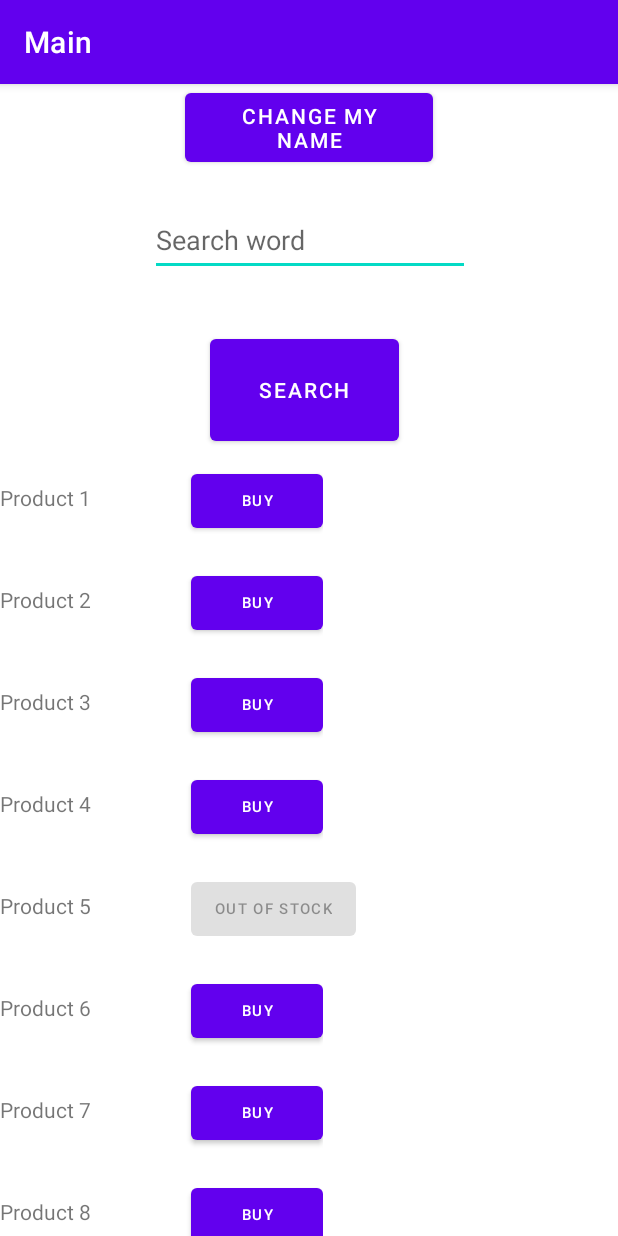
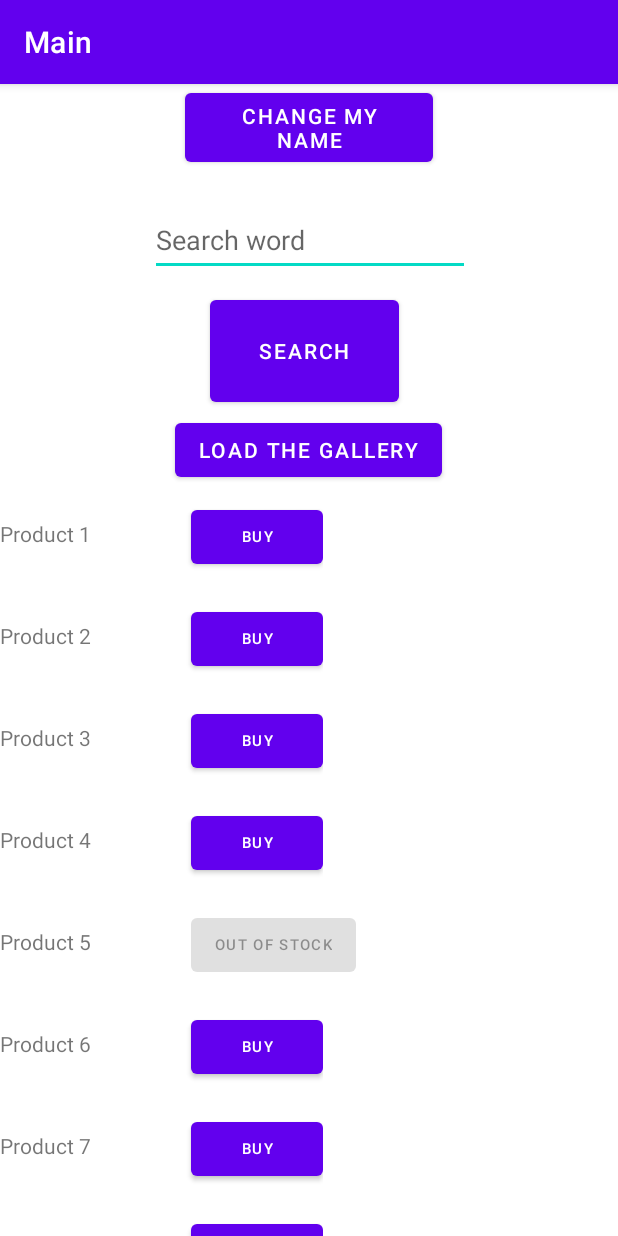
Before and after one commit to minealex2244/CalculMobilApp, an Android app: the MainActivity2 screen opened directly, with no data from a screen before it, on a phone screen of 412 x 824 dp. Run offline under Robolectric (Android 15) with nearby library versions, the phone set to English and light mode, and no system bars.

Commit message:
Add image gallery thread

```diff
--- a/app/src/main/java/com/minealex2244/univtest/MainActivity2.java
+++ b/app/src/main/java/com/minealex2244/univtest/MainActivity2.java
@@ -41,10 +41,21 @@ public class MainActivity2 extends AppCompatActivity {
         };
 
         /** Getting a reference to the "GetResult" button from the layout activity_main */
-        Button btn = (Button) findViewById(R.id.btn_get_result);
+        Button btn = findViewById(R.id.btn_get_result);
 
         /** Setting click listener for the button GetResult */
         btn.setOnClickListener(listener);
+
+        // Gallery load button
+
+        Button btnGal = findViewById(R.id.buttonGalleryThread);
+
+        View.OnClickListener listenerGal = v -> {
+            Intent i = new Intent(getApplicationContext(), GalleryActivity.class);
+            startActivity(i);
+        };
+
+        btnGal.setOnClickListener(listenerGal);
 
         // RecyclerView code
         // Lookup the recyclerview in activity layout
--- a/app/src/main/res/layout/activity_main2.xml
+++ b/app/src/main/res/layout/activity_main2.xml
@@ -34,16 +34,19 @@
         app:layout_constraintEnd_toEndOf="parent"
         app:layout_constraintHorizontal_bias="0.0"
         app:layout_constraintStart_toStartOf="parent"
-        app:layout_constraintTop_toTopOf="@+id/btn_get_result" />
+        app:layout_constraintTop_toTopOf="@+id/btn_get_result"
+        tools:ignore="TextContrastCheck" />
 
     <Button
         android:id="@+id/buttonActiv2"
         android:layout_width="126dp"
         android:layout_height="80dp"
         android:layout_marginStart="140dp"
-        android:layout_marginTop="36dp"
+        android:layout_marginTop="10dp"
+        android:layout_marginBottom="50dp"
         android:onClick="searchWord"
         android:text="Search"
+        app:layout_constraintBottom_toTopOf="@+id/rvProducts"
         app:layout_constraintStart_toStartOf="parent"
         app:layout_constraintTop_toBottomOf="@+id/searchField" />
 
@@ -57,4 +60,17 @@
         app:layout_constraintStart_toStartOf="parent"
         app:layout_constraintTop_toBottomOf="@+id/buttonActiv2" />
 
+    <Button
+        android:id="@+id/buttonGalleryThread"
+        android:layout_width="wrap_content"
+        android:layout_height="wrap_content"
+        android:layout_marginStart="158dp"
+        android:layout_marginTop="2dp"
+        android:layout_marginEnd="159dp"
+        android:text="Load the gallery"
+        app:layout_constraintBottom_toTopOf="@+id/rvProducts"
+        app:layout_constraintEnd_toEndOf="parent"
+        app:layout_constraintStart_toStartOf="parent"
+        app:layout_constraintTop_toBottomOf="@+id/buttonActiv2" />
+
 </androidx.constraintlayout.widget.ConstraintLayout>
```
Also changed, not shown: app/src/main/AndroidManifest.xml (+10 -0 lines), app/src/main/java/com/minealex2244/univtest/GalleryActivity.java (added, +72 -0 lines), app/src/main/res/layout/gallery_layout.xml (added, +29 -0 lines), app/src/main/res/drawable-v24/img0.jpg (added), app/src/main/res/drawable-v24/img1.jpg (added), app/src/main/res/drawable-v24/img2.jpg (added), app/src/main/res/drawable-v24/img3.jpg (added), app/src/main/res/drawable-v24/img4.jpg (added), app/src/main/res/drawable-v24/img5.jpg (added), app/src/main/res/drawable-v24/img6.jpg (added), app/src/main/res/drawable-v24/img7.jpg (added), app/src/main/res/drawable-v24/img8.jpg (added), app/src/main/res/drawable-v24/img9.jpg (added), app/src/main/res/drawable-v24/imga.jpg (added), 2 more files.
